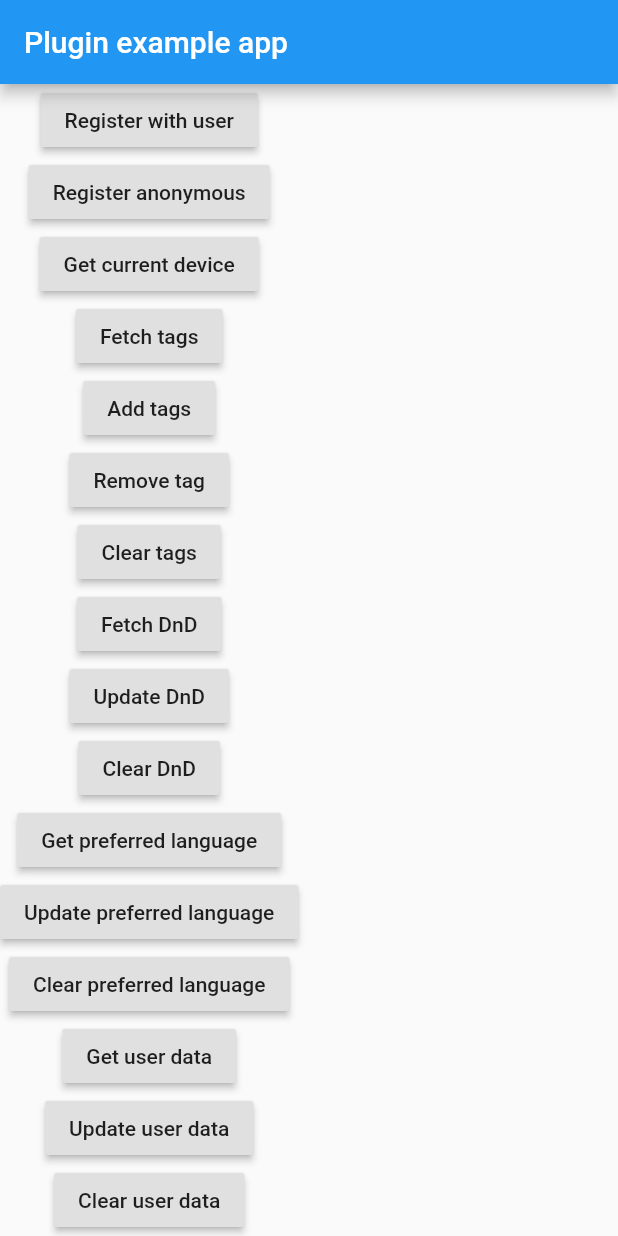
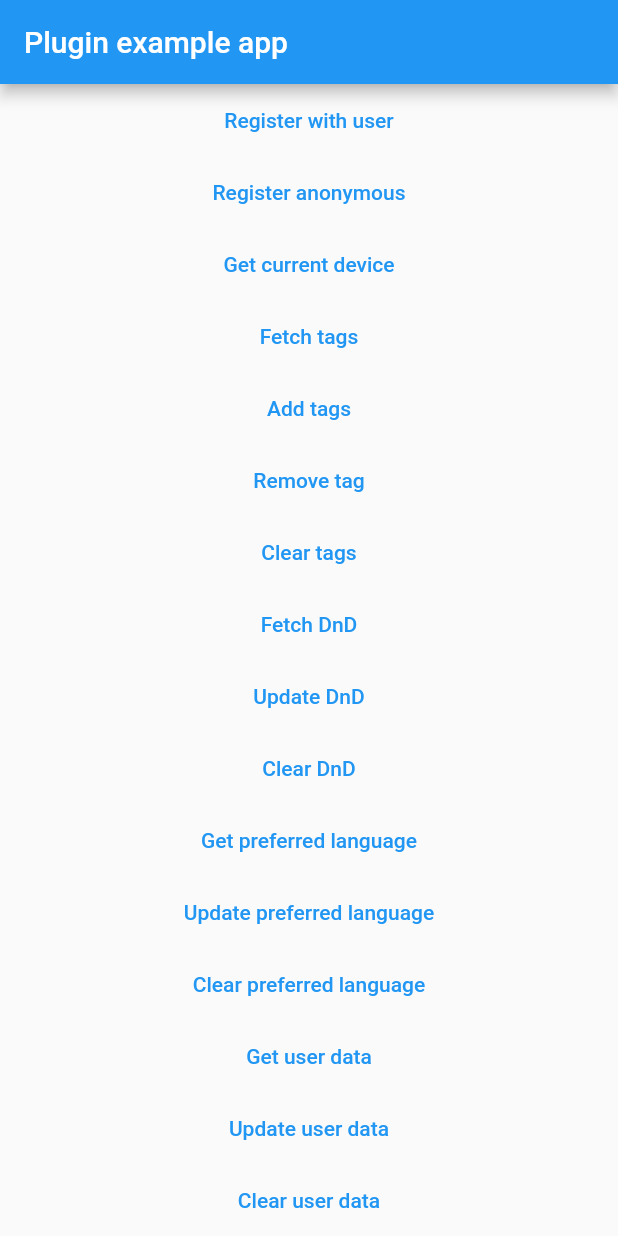
Before and after one commit to Notificare/notificare-sdk-flutter, a Flutter app: the screen it shows after launch, on a phone screen of 412 x 824 dp. Run offline on Flutter 3.47's test engine with Material 2 defaults, Android fonts, the phone set to English and light mode, and no system bars; generated files the repository leaves out were written again.

Commit message:
chore: update sample with scrollable content

```diff
--- a/example/lib/main.dart
+++ b/example/lib/main.dart
@@ -41,66 +41,66 @@ class _MyAppState extends State<MyApp> {
         appBar: AppBar(
           title: const Text('Plugin example app'),
         ),
-        body: Column(
+        body: ListView(
           children: [
-            RaisedButton(
+            TextButton(
               child: const Text('Register with user'),
               onPressed: _register,
             ),
-            RaisedButton(
+            TextButton(
               child: const Text('Register anonymous'),
               onPressed: _registerAnonymous,
             ),
-            RaisedButton(
+            TextButton(
               child: const Text('Get current device'),
               onPressed: _getCurrentDevice,
             ),
-            RaisedButton(
+            TextButton(
               child: const Text('Fetch tags'),
               onPressed: _fetchTags,
             ),
-            RaisedButton(
+            TextButton(
               child: const Text('Add tags'),
               onPressed: _addTags,
             ),
-            RaisedButton(
+            TextButton(
               child: const Text('Remove tag'),
               onPressed: _removeTag,
             ),
-            RaisedButton(
+            TextButton(
               child: const Text('Clear tags'),
               onPressed: _clearTags,
             ),
-            RaisedButton(
+            TextButton(
               child: const Text('Fetch DnD'),
               onPressed: _fetchDoNotDisturb,
             ),
-            RaisedButton(
+            TextButton(
               child: const Text('Update DnD'),
               onPressed: _updateDoNotDisturb,
             ),
-            RaisedButton(
+            TextButton(
               child: const Text('Clear DnD'),
               onPressed: _clearDoNotDisturb,
             ),
-            RaisedButton(
+            TextButton(
               child: const Text('Get preferred language'),
               onPressed: _getPreferredLanguage,
             ),
-            RaisedButton(
+            TextButton(
               child: const Text('Update preferred language'),
               onPressed: _updatePreferredLanguage,
             ),
-            RaisedButton(
+            TextButton(
               child: const Text('Clear preferred language'),
               onPressed: _clearPreferredLanguage,
             ),
-            RaisedButton(
+            TextButton(
               child: const Text('Get user data'),
               onPressed: _getUserData,
             ),
-            RaisedButton(child: const Text('Update user data'), onPressed: _updateUserData),
-            RaisedButton(child: const Text('Clear user data'), onPressed: _clearUserData),
+            TextButton(child: const Text('Update user data'), onPressed: _updateUserData),
+            TextButton(child: const Text('Clear user data'), onPressed: _clearUserData),
           ],
         ),
       ),
```
